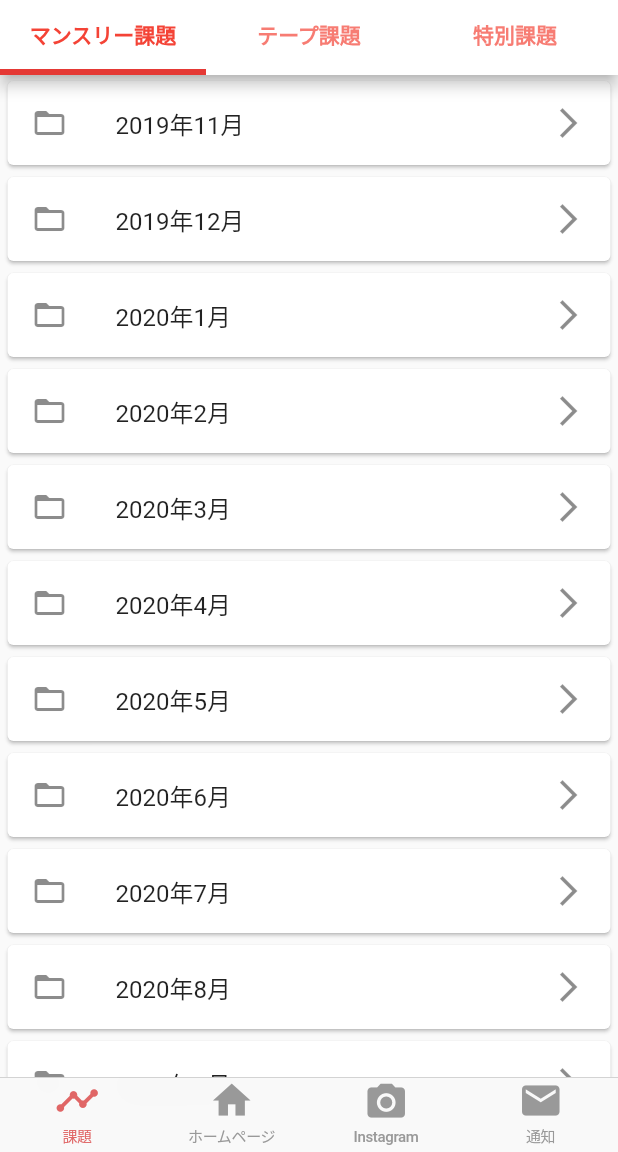
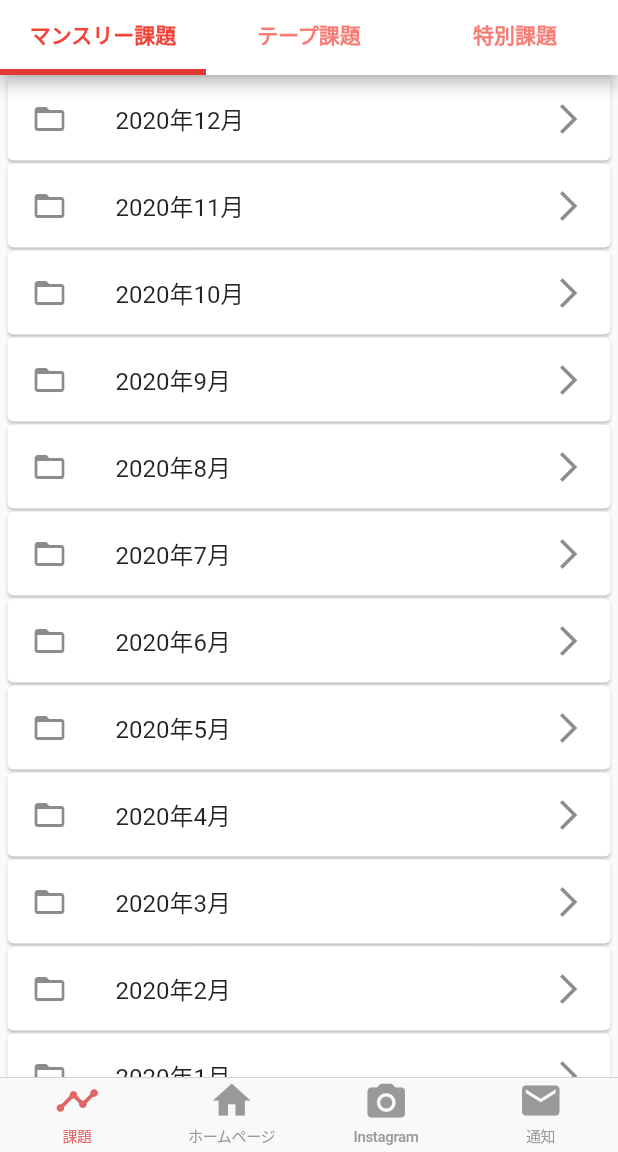
Before and after one commit to nord2sudjp/jumpin_01, a Flutter app: the screen it shows after launch, on a phone screen of 412 x 824 dp, the part 84-1236 px from its top. Run offline on Flutter 3.47's test engine with Material 2 defaults, Android fonts, the phone set to English and light mode, and no system bars; our stand-ins replace webview_flutter; Roboto replaces fonts that are missing (OpenSans, QuickSand).

Commit message:
sorting year-month

```diff
--- a/lib/dummy_data.dart
+++ b/lib/dummy_data.dart
@@ -2,8 +2,8 @@ import 'package:flutter/material.dart';
 import './models/monthly_route.dart';
 
 const DUMMY_MONTHLY_ROUTES = const [
-  MonthlyRoute(year: 2019, month: 11, id: 1, grade: 4, creator: 'Maka'),
-  MonthlyRoute(year: 2019, month: 11, id: 2, grade: 3, creator: 'Tako'),
-  MonthlyRoute(year: 2019, month: 12, id: 1, grade: 1, creator: 'Tokyo'),
-  MonthlyRoute(year: 2019, month: 12, id: 2, grade: 1, creator: 'Shinano')
+  MonthlyRoute(year: 2020, month: 11, id: 1, grade: 4, creator: 'Maka'),
+  MonthlyRoute(year: 2020, month: 11, id: 2, grade: 3, creator: 'Tako'),
+  MonthlyRoute(year: 2020, month: 12, id: 1, grade: 1, creator: 'Tokyo'),
+  MonthlyRoute(year: 2020, month: 12, id: 2, grade: -1, creator: 'Shinano')
 ];
--- a/lib/models/master_monthly.dart
+++ b/lib/models/master_monthly.dart
@@ -22,6 +22,7 @@ class MasterMonthly {
     // if (_showFavoritesOnly) {
     //   return _items.where((prodItem) => prodItem.isFavorite).toList();
     // }
+    _items.sort((a, b) => b.id.compareTo(a.id));
     return [..._items];
   }
 }
--- a/lib/models/year_month.dart
+++ b/lib/models/year_month.dart
@@ -7,4 +7,8 @@ class YearMonth {
     @required this.year,
     @required this.month,
   });
+
+  int get id {
+    return year * 100 + month;
+  }
 }
--- a/lib/widgets/montly_header.dart
+++ b/lib/widgets/montly_header.dart
@@ -17,7 +17,7 @@ class MonthlyHeader extends StatelessWidget {
     return ListView.builder(
         itemBuilder: (ctx, index) {
           return Card(
-            margin: EdgeInsets.symmetric(vertical: 4, horizontal: 5),
+            margin: EdgeInsets.symmetric(vertical: 1, horizontal: 5),
             elevation: 1,
             child: ListTile(
               onTap: () => {
```
